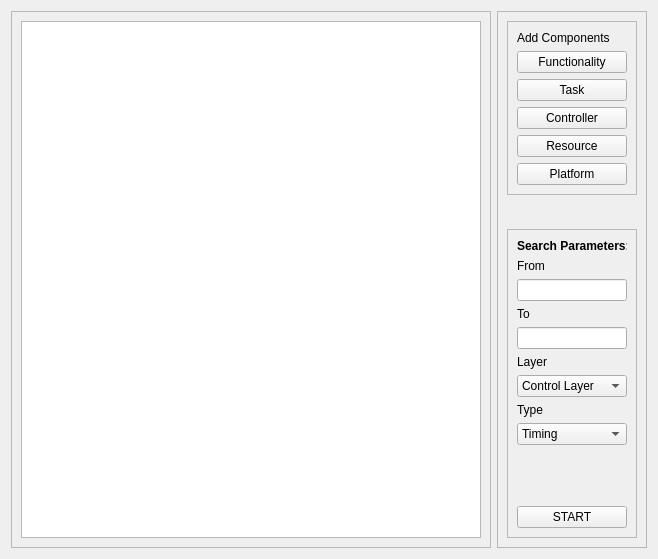
Above: prova_widget.ui from me2x/prova before the change. Below: the same form after it.
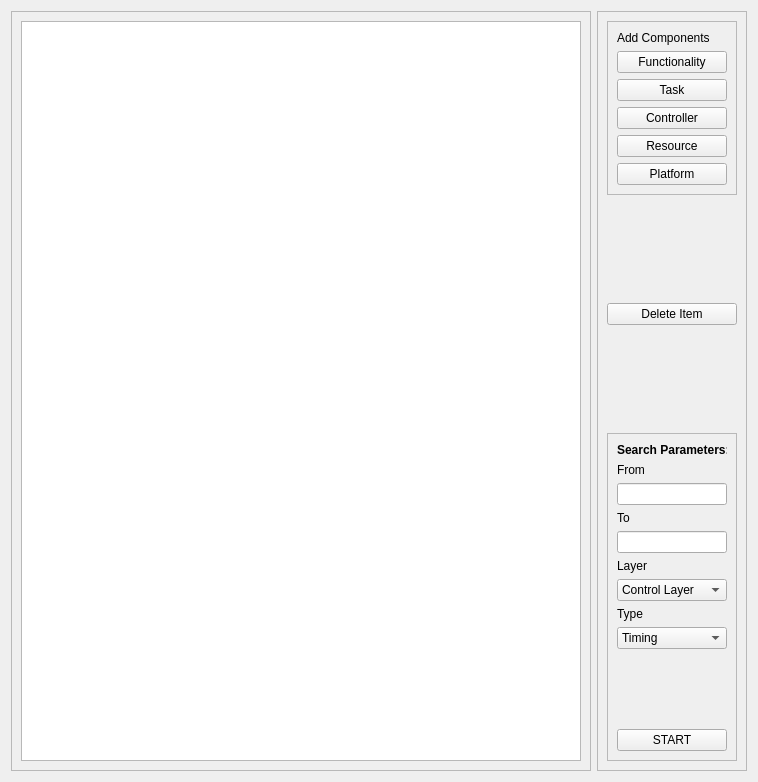
That is the form after the change.

Patch:
```diff
--- a/prova_widget.ui
+++ b/prova_widget.ui
@@ -9,8 +9,8 @@
    <rect>
     <x>0</x>
     <y>0</y>
-    <width>658</width>
-    <height>559</height>
+    <width>758</width>
+    <height>782</height>
    </rect>
   </property>
   <layout class="QHBoxLayout" name="horizontalLayout">
@@ -24,8 +24,8 @@
        <rect>
         <x>0</x>
         <y>0</y>
-        <width>490</width>
-        <height>545</height>
+        <width>590</width>
+        <height>768</height>
        </rect>
       </property>
       <layout class="QVBoxLayout" name="verticalLayout_4">
@@ -136,6 +136,26 @@
         </property>
        </spacer>
       </item>
+      <item>
+       <widget class="QPushButton" name="Delete_Button">
+        <property name="text">
+         <string>Delete Item</string>
+        </property>
+       </widget>
+      </item>
+      <item>
+       <spacer name="verticalSpacer_3">
+        <property name="orientation">
+         <enum>Qt::Vertical</enum>
+        </property>
+        <property name="sizeHint" stdset="0">
+         <size>
+          <width>20</width>
+          <height>95</height>
+         </size>
+        </property>
+       </spacer>
+      </item>
       <item>
        <widget class="QFrame" name="frame_3">
         <property name="frameShape">
```
